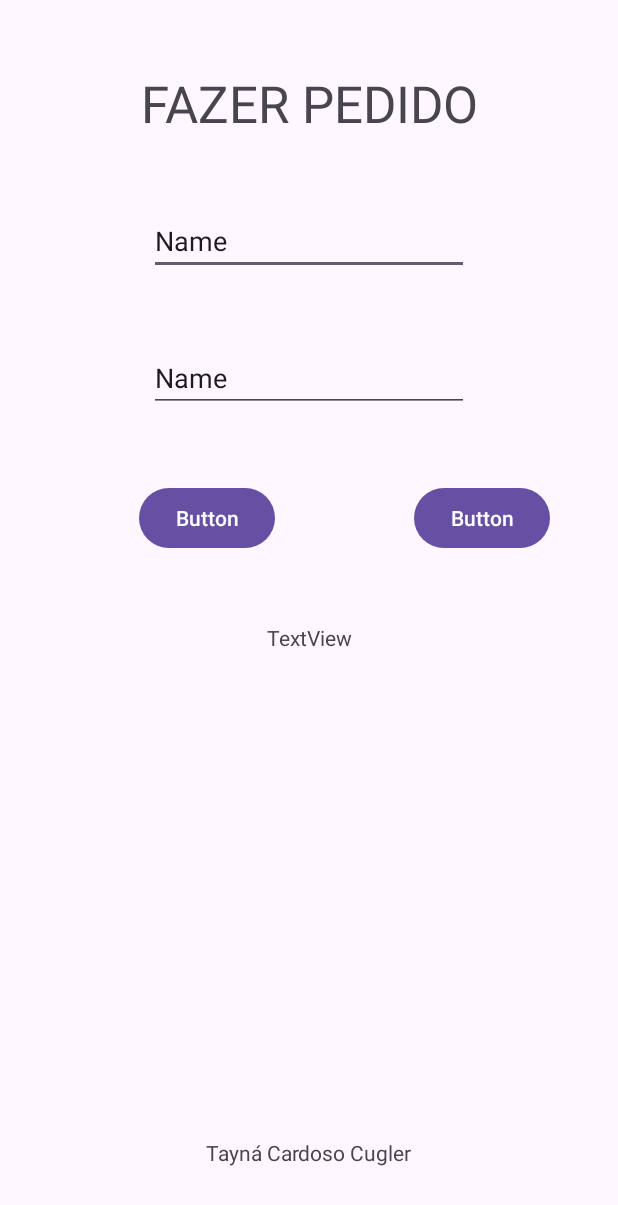
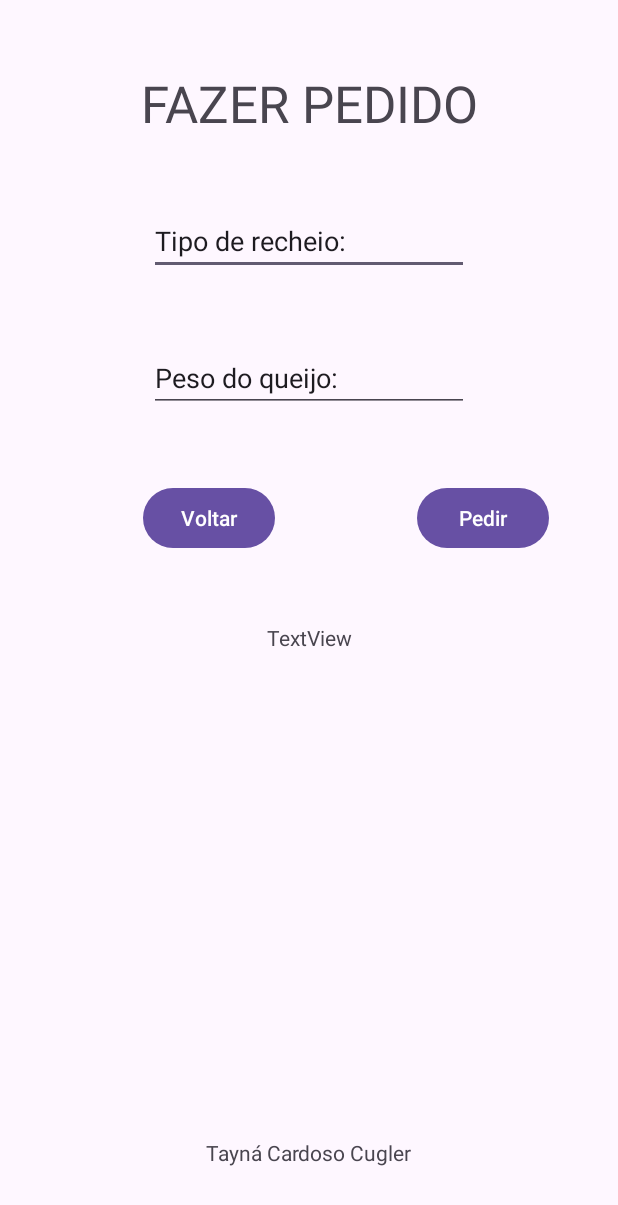
Before and after one commit to taynacugler/provapdm, an Android app: the QuintaTela screen opened directly, with no data from a screen before it, on a phone screen of 412 x 824 dp. Shown: the top 1205 px of the screen. Run offline under Robolectric (Android 15) with nearby library versions, the phone set to English and light mode, and no system bars.

```diff
--- a/app/src/main/res/layout/activity_main5.xml
+++ b/app/src/main/res/layout/activity_main5.xml
@@ -25,7 +25,7 @@
         android:layout_height="wrap_content"
         android:text="FAZER PEDIDO"
         android:textSize="34sp"
-        app:layout_constraintBottom_toTopOf="@+id/editTextText4"
+        app:layout_constraintBottom_toTopOf="@+id/recheio"
         app:layout_constraintEnd_toEndOf="parent"
         app:layout_constraintHorizontal_bias="0.5"
         app:layout_constraintStart_toStartOf="parent"
@@ -33,13 +33,13 @@
         app:layout_constraintVertical_bias="0.5" />
 
     <EditText
-        android:id="@+id/editTextText4"
+        android:id="@+id/recheio"
         android:layout_width="wrap_content"
         android:layout_height="wrap_content"
         android:ems="10"
         android:inputType="text"
-        android:text="Name"
-        app:layout_constraintBottom_toTopOf="@+id/editTextText5"
+        android:text="Tipo de recheio:"
+        app:layout_constraintBottom_toTopOf="@+id/pesoQueijo"
         app:layout_constraintEnd_toEndOf="parent"
         app:layout_constraintHorizontal_bias="0.5"
         app:layout_constraintStart_toStartOf="parent"
@@ -47,42 +47,42 @@
         app:layout_constraintVertical_bias="0.5" />
 
     <EditText
-        android:id="@+id/editTextText5"
+        android:id="@+id/pesoQueijo"
         android:layout_width="wrap_content"
         android:layout_height="wrap_content"
         android:ems="10"
         android:inputType="text"
-        android:text="Name"
-        app:layout_constraintBottom_toTopOf="@+id/voltar_tb_t5"
+        android:text="Peso do queijo:"
+        app:layout_constraintBottom_toTopOf="@+id/voltar_bt_t5"
         app:layout_constraintEnd_toEndOf="parent"
         app:layout_constraintHorizontal_bias="0.5"
         app:layout_constraintStart_toStartOf="parent"
-        app:layout_constraintTop_toBottomOf="@+id/editTextText4"
+        app:layout_constraintTop_toBottomOf="@+id/recheio"
         app:layout_constraintVertical_bias="0.5" />
 
     <Button
-        android:id="@+id/voltar_tb_t5"
+        android:id="@+id/voltar_bt_t5"
         android:layout_width="wrap_content"
         android:layout_height="wrap_content"
-        android:text="Button"
+        android:text="Voltar"
         app:layout_constraintBottom_toTopOf="@+id/textView2"
         app:layout_constraintEnd_toEndOf="parent"
-        app:layout_constraintEnd_toStartOf="@+id/voltar_tb_t5"
+        app:layout_constraintEnd_toStartOf="@+id/voltar_bt_t5"
         app:layout_constraintHorizontal_bias="0.5"
         app:layout_constraintStart_toStartOf="parent"
-        app:layout_constraintTop_toBottomOf="@+id/editTextText5"
+        app:layout_constraintTop_toBottomOf="@+id/pesoQueijo"
         app:layout_constraintVertical_bias="0.5" />
 
     <Button
-        android:id="@+id/voltar_tb_t5"
+        android:id="@+id/voltar_bt_t5"
         android:layout_width="wrap_content"
         android:layout_height="wrap_content"
-        android:text="Button"
+        android:text="Pedir"
         app:layout_constraintBottom_toTopOf="@+id/textView2"
         app:layout_constraintEnd_toEndOf="parent"
         app:layout_constraintHorizontal_bias="0.859"
         app:layout_constraintStart_toStartOf="parent"
-        app:layout_constraintTop_toBottomOf="@+id/editTextText5"
+        app:layout_constraintTop_toBottomOf="@+id/pesoQueijo"
         app:layout_constraintVertical_bias="0.5" />
 
     <TextView
@@ -94,7 +94,7 @@
         app:layout_constraintEnd_toEndOf="parent"
         app:layout_constraintHorizontal_bias="0.5"
         app:layout_constraintStart_toStartOf="parent"
-        app:layout_constraintTop_toBottomOf="@+id/voltar_tb_t5"
+        app:layout_constraintTop_toBottomOf="@+id/voltar_bt_t5"
         app:layout_constraintVertical_bias="0.5" />
 
     <androidx.recyclerview.widget.RecyclerView
```
Also changed, not shown: app/src/main/java/com/example/app_cugler/MainActivity.kt (+54 -4 lines), app/src/main/res/layout/activity_main4.xml (+14 -14 lines).
